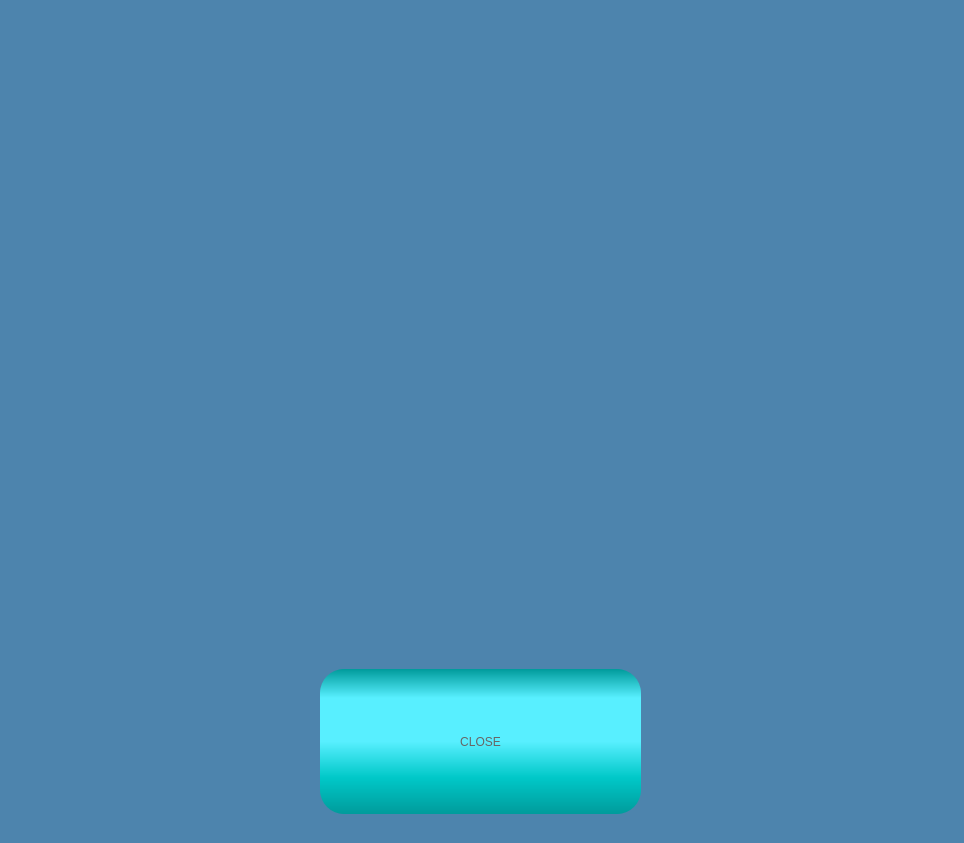
First picture: the form in FunctionLib_UI/DlgJoystick.ui, repository PoJenCheng/AitherBot_V2.1, before the edit.
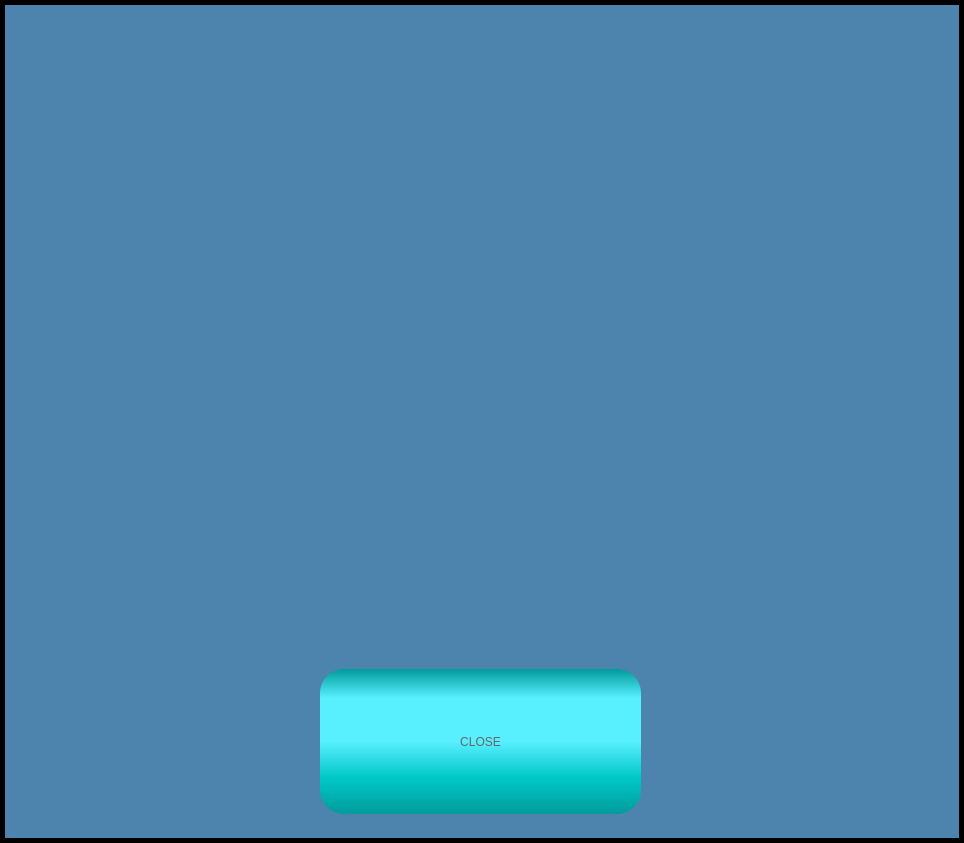
Second picture: the form after the edit. Icons and pictures are not drawn. Custom widgets are drawn as their Qt base class.

Commit message: 修改joystick視窗UI

```diff
--- a/FunctionLib_UI/DlgJoystick.ui
+++ b/FunctionLib_UI/DlgJoystick.ui
@@ -2,6 +2,9 @@
 <ui version="4.0">
  <class>DlgJoysitck</class>
  <widget class="QDialog" name="DlgJoysitck">
+  <property name="windowModality">
+   <enum>Qt::ApplicationModal</enum>
+  </property>
   <property name="geometry">
    <rect>
     <x>0</x>
@@ -14,152 +17,66 @@
    <string>Dialog</string>
   </property>
   <property name="styleSheet">
-   <string notr="true">QDialog{background-color:#4D84AD}</string>
+   <string notr="true">QDialog{background-color:#000}</string>
   </property>
-  <layout class="QGridLayout" name="gridLayout" rowstretch="1,0">
+  <layout class="QGridLayout" name="gridLayout">
+   <property name="leftMargin">
+    <number>5</number>
+   </property>
+   <property name="topMargin">
+    <number>5</number>
+   </property>
+   <property name="rightMargin">
+    <number>5</number>
+   </property>
+   <property name="bottomMargin">
+    <number>5</number>
+   </property>
    <item row="0" column="0">
-    <widget class="AnimationJoystickWidget" name="wdgRobot" native="true">
-     <property name="minimumSize">
-      <size>
-       <width>690</width>
-       <height>628</height>
-      </size>
-     </property>
-     <property name="maximumSize">
-      <size>
-       <width>690</width>
-       <height>628</height>
-      </size>
-     </property>
+    <widget class="QWidget" name="wdgMain" native="true">
      <property name="styleSheet">
-      <string notr="true">image:url(image/robot.png)</string>
+      <string notr="true">#wdgMain{background-color:#4D84AD}</string>
      </property>
-     <widget class="QWidget" name="wdgForward" native="true">
-      <property name="geometry">
-       <rect>
-        <x>440</x>
-        <y>310</y>
-        <width>128</width>
-        <height>128</height>
-       </rect>
+     <layout class="QGridLayout" name="gridLayout_2">
+      <property name="leftMargin">
+       <number>0</number>
       </property>
-      <property name="minimumSize">
-       <size>
-        <width>128</width>
-        <height>128</height>
-       </size>
+      <property name="topMargin">
+       <number>0</number>
       </property>
-      <property name="maximumSize">
-       <size>
-        <width>128</width>
-        <height>128</height>
-       </size>
+      <property name="rightMargin">
+       <number>0</number>
       </property>
-      <property name="styleSheet">
-       <string notr="true">image:url(image/joystick_forward.png)</string>
+      <property name="bottomMargin">
+       <number>0</number>
       </property>
-     </widget>
-     <widget class="QWidget" name="wdgRight" native="true">
-      <property name="geometry">
-       <rect>
-        <x>130</x>
-        <y>310</y>
-        <width>128</width>
-        <height>128</height>
-       </rect>
+      <property name="spacing">
+       <number>0</number>
       </property>
-      <property name="minimumSize">
-       <size>
-        <width>128</width>
-        <height>128</height>
-       </size>
-      </property>
-      <property name="maximumSize">
-       <size>
-        <width>128</width>
-        <height>128</height>
-       </size>
-      </property>
-      <property name="styleSheet">
-       <string notr="true">image:url(image/joystick_right.png)</string>
-      </property>
-     </widget>
-     <widget class="QWidget" name="wdgBackward" native="true">
-      <property name="geometry">
-       <rect>
-        <x>140</x>
-        <y>30</y>
-        <width>128</width>
-        <height>128</height>
-       </rect>
-      </property>
-      <property name="minimumSize">
-       <size>
-        <width>128</width>
-        <height>128</height>
-       </size>
-      </property>
-      <property name="maximumSize">
-       <size>
-        <width>128</width>
-        <height>128</height>
-       </size>
-      </property>
-      <property name="styleSheet">
-       <string notr="true">image:url(image/joystick_backward.png)</string>
-      </property>
-     </widget>
-     <widget class="QWidget" name="wdgLeft" native="true">
-      <property name="geometry">
-       <rect>
-        <x>430</x>
-        <y>50</y>
-        <width>128</width>
-        <height>128</height>
-       </rect>
-      </property>
-      <property name="minimumSize">
-       <size>
-        <width>128</width>
-        <height>128</height>
-       </size>
-      </property>
-      <property name="maximumSize">
-       <size>
-        <width>128</width>
-        <height>128</height>
-       </size>
-      </property>
-      <property name="styleSheet">
-       <string notr="true">image:url(image/joystick_left.png)</string>
-      </property>
-     </widget>
-    </widget>
-   </item>
-   <item row="1" column="0">
-    <layout class="QHBoxLayout" name="horizontalLayout">
-     <property name="spacing">
-      <number>0</number>
-     </property>
-     <item>
-      <widget class="QPushButton" name="btnStop">
-       <property name="enabled">
-        <bool>true</bool>
-       </property>
-       <property name="sizePolicy">
-        <sizepolicy hsizetype="Maximum" vsizetype="Fixed">
-         <horstretch>0</horstretch>
-         <verstretch>0</verstretch>
-        </sizepolicy>
-       </property>
-       <property name="minimumSize">
-        <size>
-         <width>324</width>
-         <height>150</height>
-        </size>
-       </property>
-       <property name="styleSheet">
-        <string notr="true">QPushButton{
+      <item row="1" column="0">
+       <layout class="QHBoxLayout" name="horizontalLayout">
+        <property name="spacing">
+         <number>0</number>
+        </property>
+        <item>
+         <widget class="QPushButton" name="btnStop">
+          <property name="enabled">
+           <bool>true</bool>
+          </property>
+          <property name="sizePolicy">
+           <sizepolicy hsizetype="Maximum" vsizetype="Fixed">
+            <horstretch>0</horstretch>
+            <verstretch>0</verstretch>
+           </sizepolicy>
+          </property>
+          <property name="minimumSize">
+           <size>
+            <width>324</width>
+            <height>150</height>
+           </size>
+          </property>
+          <property name="styleSheet">
+           <string notr="true">QPushButton{
 font: 48pt &quot;Arial&quot;;
 color:#666666;
 border-radius:24px;
@@ -185,13 +102,135 @@
 	color:#bbb;
 	background-color: qlineargradient(spread:pad, x1:0, y1:0, x2:0, y2:1, stop:0 rgba(155, 155, 155, 255), stop:0.2 rgba(255, 255, 255, 255), stop:0.5 rgba(255, 255, 255, 255), stop:0.75 rgba(200, 200, 200, 255),  stop:1 rgba(155, 155, 155, 255));
 }</string>
-       </property>
-       <property name="text">
-        <string>CLOSE</string>
-       </property>
-      </widget>
-     </item>
-    </layout>
+          </property>
+          <property name="text">
+           <string>CLOSE</string>
+          </property>
+         </widget>
+        </item>
+       </layout>
+      </item>
+      <item row="0" column="0">
+       <widget class="AnimationJoystickWidget" name="wdgRobot" native="true">
+        <property name="minimumSize">
+         <size>
+          <width>690</width>
+          <height>628</height>
+         </size>
+        </property>
+        <property name="maximumSize">
+         <size>
+          <width>690</width>
+          <height>628</height>
+         </size>
+        </property>
+        <property name="styleSheet">
+         <string notr="true">image:url(image/robot.png)</string>
+        </property>
+        <widget class="QWidget" name="wdgForward" native="true">
+         <property name="geometry">
+          <rect>
+           <x>340</x>
+           <y>160</y>
+           <width>200</width>
+           <height>200</height>
+          </rect>
+         </property>
+         <property name="minimumSize">
+          <size>
+           <width>200</width>
+           <height>200</height>
+          </size>
+         </property>
+         <property name="maximumSize">
+          <size>
+           <width>200</width>
+           <height>200</height>
+          </size>
+         </property>
+         <property name="styleSheet">
+          <string notr="true">image:url(image/joystick_forward.png)</string>
+         </property>
+        </widget>
+        <widget class="QWidget" name="wdgRight" native="true">
+         <property name="geometry">
+          <rect>
+           <x>210</x>
+           <y>200</y>
+           <width>128</width>
+           <height>128</height>
+          </rect>
+         </property>
+         <property name="minimumSize">
+          <size>
+           <width>128</width>
+           <height>128</height>
+          </size>
+         </property>
+         <property name="maximumSize">
+          <size>
+           <width>128</width>
+           <height>128</height>
+          </size>
+         </property>
+         <property name="styleSheet">
+          <string notr="true">image:url(image/joystick_right.png)</string>
+         </property>
+        </widget>
+        <widget class="QWidget" name="wdgBackward" native="true">
+         <property name="geometry">
+          <rect>
+           <x>210</x>
+           <y>90</y>
+           <width>128</width>
+           <height>128</height>
+          </rect>
+         </property>
+         <property name="minimumSize">
+          <size>
+           <width>128</width>
+           <height>128</height>
+          </size>
+         </property>
+         <property name="maximumSize">
+          <size>
+           <width>128</width>
+           <height>128</height>
+          </size>
+         </property>
+         <property name="styleSheet">
+          <string notr="true">image:url(image/joystick_backward.png)</string>
+         </property>
+        </widget>
+        <widget class="QWidget" name="wdgLeft" native="true">
+         <property name="geometry">
+          <rect>
+           <x>380</x>
+           <y>80</y>
+           <width>128</width>
+           <height>128</height>
+          </rect>
+         </property>
+         <property name="minimumSize">
+          <size>
+           <width>128</width>
+           <height>128</height>
+          </size>
+         </property>
+         <property name="maximumSize">
+          <size>
+           <width>128</width>
+           <height>128</height>
+          </size>
+         </property>
+         <property name="styleSheet">
+          <string notr="true">image:url(image/joystick_left.png)</string>
+         </property>
+        </widget>
+       </widget>
+      </item>
+     </layout>
+    </widget>
    </item>
   </layout>
  </widget>
```
The commit also changes 13 other files.
